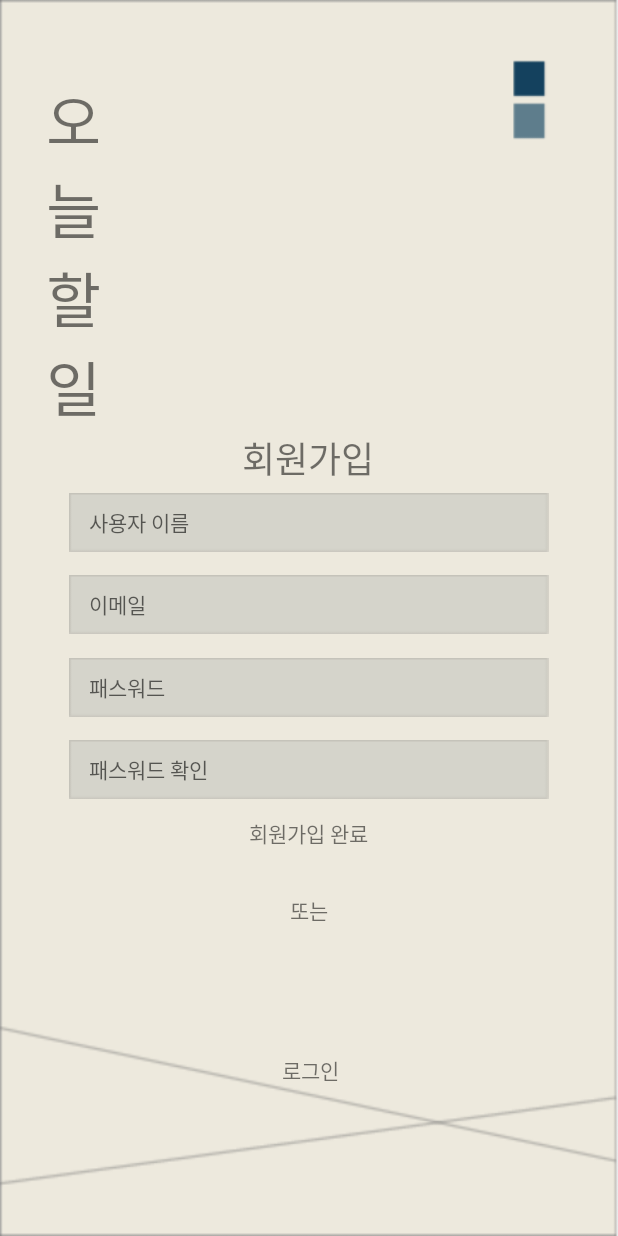
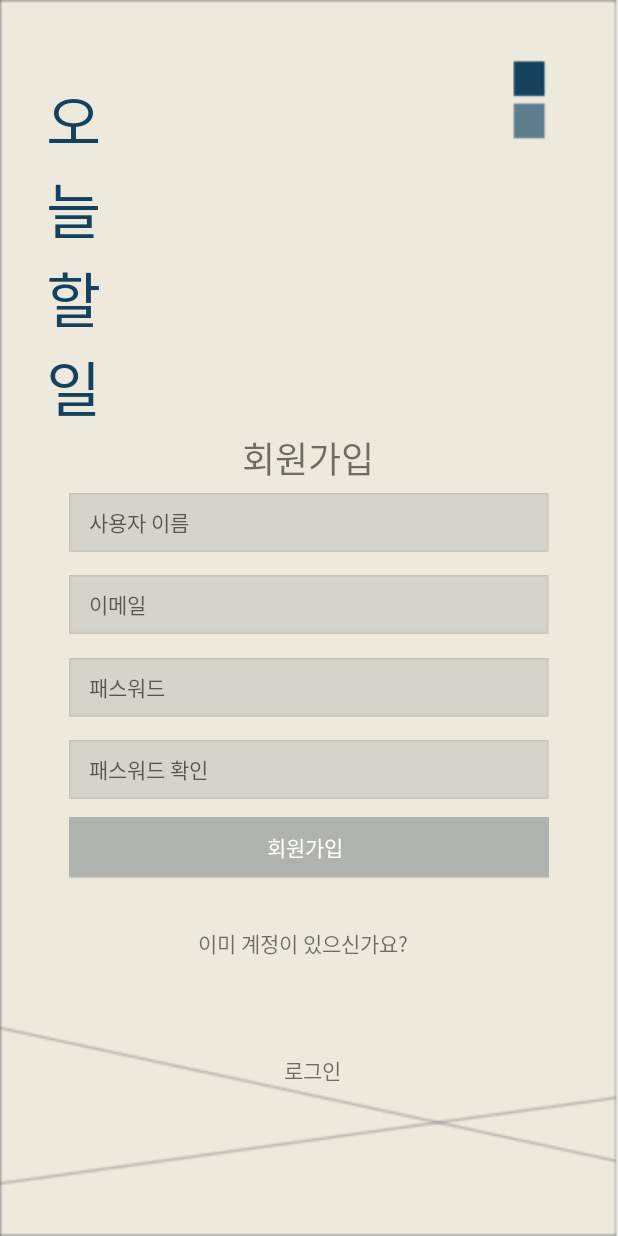
Before and after one commit to tlswldls/DeGuru, an Android app: the JoinActivity screen opened directly, with no data from a screen before it, on a phone screen of 412 x 824 dp. Run offline under Robolectric (Android 15) with nearby library versions, the phone set to English and light mode, and no system bars; our stand-ins replace Firebase (no records; nobody signed in at launch, a user with empty details on screens opened directly); Roboto replaces fonts that are not available here.

Commit message:
modify login.xml , join.xml, imgview -> imgbutton (main.xml)

```diff
--- a/app/src/main/res/layout/activity_join.xml
+++ b/app/src/main/res/layout/activity_join.xml
@@ -27,7 +27,8 @@
                 android:gravity="center"
                 android:text="오\n늘\n할\n일"
                 android:textSize="40sp"
-                app:fontFamily="aSymphony" />
+                android:textColor="#14415E"
+                app:fontFamily="@font/symphony" />
 
             <TextView
                 android:id="@+id/joinText_join"
@@ -36,7 +37,7 @@
                 android:gravity="center"
                 android:text="회원가입"
                 android:textSize="24sp"
-                app:fontFamily="aGothic12" />
+                app:fontFamily="@font/gothic12" />
 
         </LinearLayout>
 
@@ -57,7 +58,7 @@
             android:hint="    이메일"
             android:inputType="textEmailAddress"
             android:textSize="14sp"
-            app:fontFamily="aGothic11"
+            app:fontFamily="@font/gothic11"
             app:layout_constraintStart_toStartOf="parent"
             app:layout_constraintTop_toTopOf="parent" />
 
@@ -71,7 +72,7 @@
             android:hint="    패스워드"
             android:inputType="textPassword"
             android:textSize="14sp"
-            app:fontFamily="aGothic11"
+            app:fontFamily="@font/gothic11"
             app:layout_constraintStart_toStartOf="parent"
             app:layout_constraintTop_toTopOf="parent" />
 
@@ -85,32 +86,9 @@
             android:hint="    패스워드 확인"
             android:inputType="textPassword"
             android:textSize="14sp"
-            app:fontFamily="aGothic11"
+            app:fontFamily="@font/gothic11"
             app:layout_constraintStart_toStartOf="parent"
             app:layout_constraintTop_toTopOf="parent" />
-
-        <TextView
-            android:id="@+id/loginText2_login2"
-            android:layout_width="wrap_content"
-            android:layout_height="wrap_content"
-            android:layout_marginStart="120dp"
-            android:layout_marginTop="12dp"
-            android:text="회원가입 완료"
-            app:layout_constraintBottom_toBottomOf="parent"
-            app:layout_constraintStart_toStartOf="parent"
-            app:layout_constraintTop_toBottomOf="@+id/editText" />
-
-        <ImageButton
-            android:id="@+id/joinBtn_join"
-            android:layout_width="81dp"
-            android:layout_height="19dp"
-            android:layout_marginStart="120dp"
-            android:layout_marginTop="12dp"
-            android:background="@drawable/alphabtn"
-            app:layout_constraintBottom_toBottomOf="parent"
-            app:layout_constraintStart_toStartOf="parent"
-            app:layout_constraintTop_toBottomOf="@+id/editText"
-            app:srcCompat="@drawable/alphabtn" />
 
         <EditText
             android:id="@+id/userEdit_join"
@@ -122,8 +100,35 @@
             android:hint="    사용자 이름"
             android:inputType="textPersonName"
             android:textSize="14sp"
+            app:fontFamily="@font/gothic11"
             app:layout_constraintStart_toStartOf="parent"
             app:layout_constraintTop_toTopOf="parent" />
+
+        <ImageButton
+            android:id="@+id/joinBtn_join"
+            android:layout_width="320dp"
+            android:layout_height="wrap_content"
+            android:layout_marginTop="12dp"
+            android:background="@drawable/btn"
+            app:layout_constraintBottom_toBottomOf="parent"
+            app:layout_constraintStart_toStartOf="parent"
+            app:layout_constraintTop_toBottomOf="@+id/editText"
+            app:srcCompat="@drawable/alphabtn"
+            tools:srcCompat="@drawable/alphabtn" />
+
+        <TextView
+            android:id="@+id/loginText2_login2"
+            android:layout_width="wrap_content"
+            android:layout_height="wrap_content"
+            android:layout_marginStart="132dp"
+            android:layout_marginTop="15dp"
+            android:text="회원가입"
+            android:textColor="#FFFFFF"
+            app:fontFamily="@font/gothic12"
+            app:layout_constraintBottom_toBottomOf="parent"
+            app:layout_constraintStart_toStartOf="parent"
+            app:layout_constraintTop_toBottomOf="@+id/editText"
+            app:layout_constraintVertical_bias="0.36" />
 
     </androidx.constraintlayout.widget.ConstraintLayout>
 
@@ -136,10 +141,10 @@
             android:layout_width="wrap_content"
             android:layout_height="wrap_content"
             android:layout_gravity="center"
-            android:layout_marginStart="193dp"
-            android:layout_marginTop="30dp"
-            android:text="또는"
-            app:fontFamily="aGothic12"
+            android:layout_marginStart="132dp"
+            android:layout_marginTop="32dp"
+            android:text="이미 계정이 있으신가요?"
+            app:fontFamily="@font/gothic11"
             app:layout_constraintStart_toStartOf="parent"
             app:layout_constraintTop_toTopOf="parent" />
 
@@ -147,19 +152,19 @@
             android:id="@+id/loginText_join"
             android:layout_width="wrap_content"
             android:layout_height="wrap_content"
-            android:layout_marginStart="188dp"
+            android:layout_marginStart="189dp"
             android:layout_marginBottom="100dp"
             android:text="로그인"
-            app:fontFamily="aGothic13"
+            app:fontFamily="@font/gothic13"
             app:layout_constraintBottom_toBottomOf="parent"
             app:layout_constraintStart_toStartOf="parent" />
 
         <ImageButton
             android:id="@+id/loginBtn_join"
-            android:layout_width="43dp"
-            android:layout_height="22dp"
-            android:layout_marginStart="188dp"
-            android:layout_marginBottom="100dp"
+            android:layout_width="65dp"
+            android:layout_height="41dp"
+            android:layout_marginStart="176dp"
+            android:layout_marginBottom="84dp"
             android:background="@drawable/alphabtn"
             app:layout_constraintBottom_toBottomOf="parent"
             app:layout_constraintStart_toStartOf="parent"
--- a/app/src/main/res/values/colors.xml
+++ b/app/src/main/res/values/colors.xml
@@ -7,4 +7,5 @@
     <color name="colorred">#F17777</color>
     <color name="coloryellow">#F1E877</color>
     <color name="backgroundColor">#F4F1E9</color>
+    <color name="navy">#14415E</color>
 </resources>
```
Also changed, not shown: app/src/main/res/font/myfamilyfont.xml (added, +47 -0 lines), app/src/main/res/layout/activity_login.xml (+32 -30 lines), app/src/main/res/layout/activity_main.xml (+9 -9 lines), app/src/main/res/drawable/btn.png (added), 10 other files.
